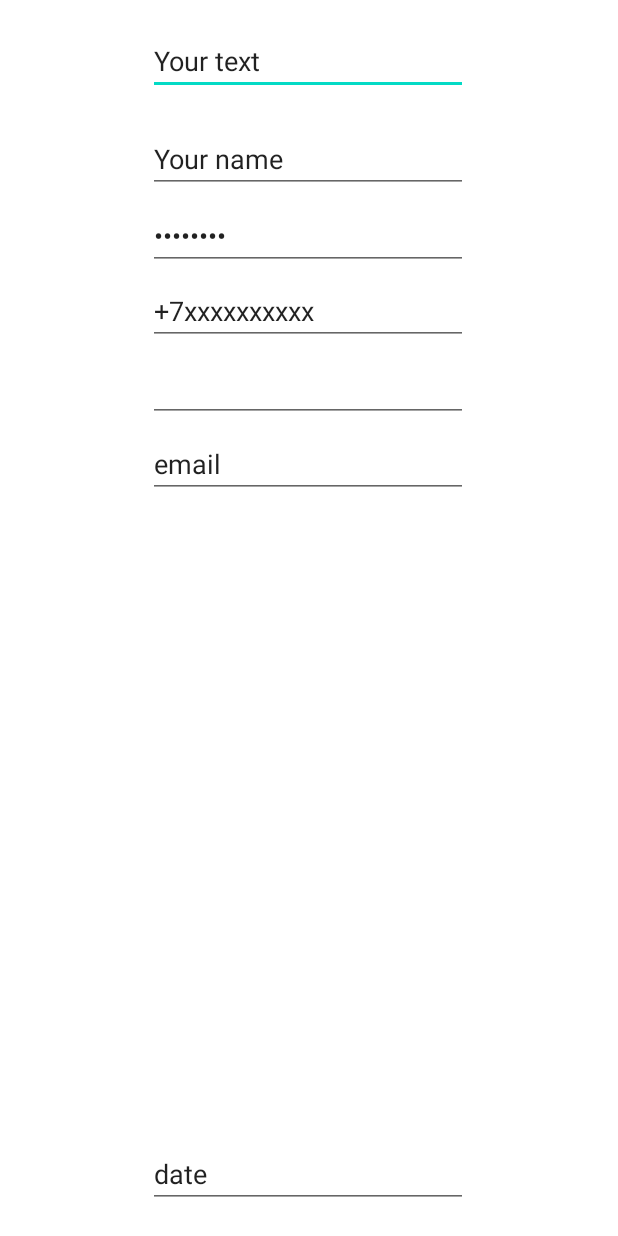
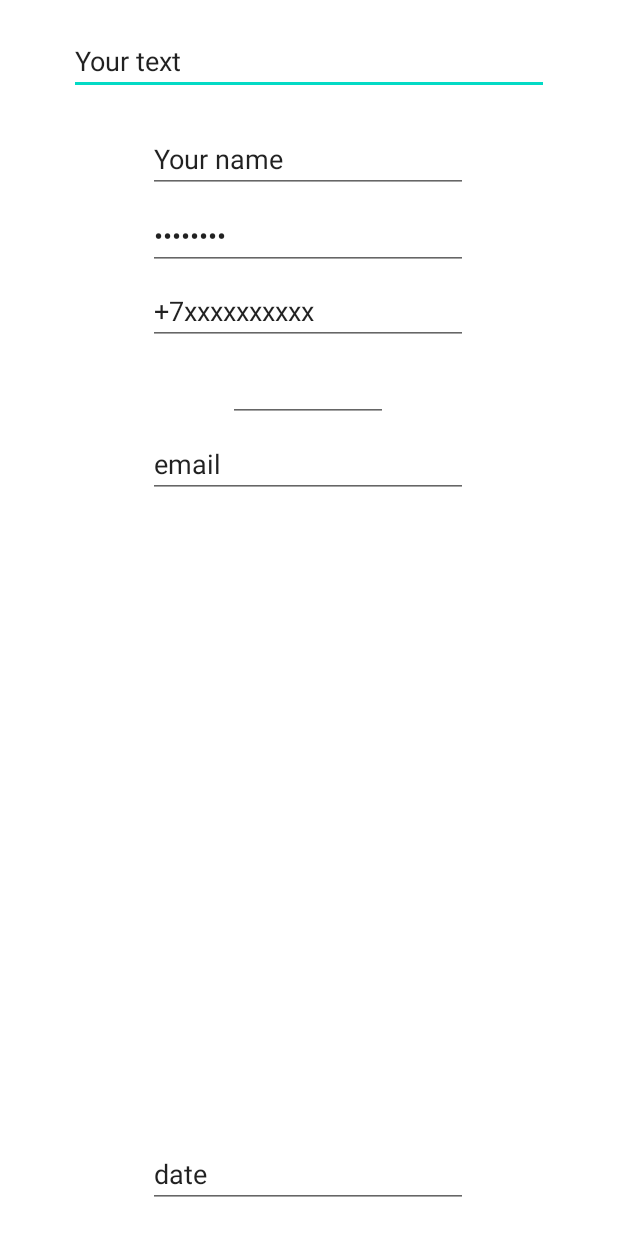
Before and after one commit to svetlanakuro/NewGBApplication, an Android app: the layout activity_main_1.xml on its own in the app's theme, with its tools: preview values and no code run, on a phone screen of 412 x 824 dp. Run offline under Robolectric (Android 15) with nearby library versions, the phone set to English and light mode, and no system bars.

Commit message:
Параметр ems. <!-- Makes the TextView be exactly this wide. -->

```diff
--- a/app/src/main/res/layout/activity_main_1.xml
+++ b/app/src/main/res/layout/activity_main_1.xml
@@ -9,7 +9,7 @@
         android:id="@+id/editTextTextPersonName2"
         android:layout_width="wrap_content"
         android:layout_height="wrap_content"
-        android:ems="10"
+        android:ems="15"
         android:inputType="text"
         android:text="Your text"
         app:layout_constraintBottom_toBottomOf="parent"
@@ -65,7 +65,7 @@
         android:id="@+id/editTextNumber"
         android:layout_width="wrap_content"
         android:layout_height="wrap_content"
-        android:ems="10"
+        android:ems="05"
         android:inputType="number"
         app:layout_constraintBottom_toBottomOf="parent"
         app:layout_constraintEnd_toEndOf="parent"
```
